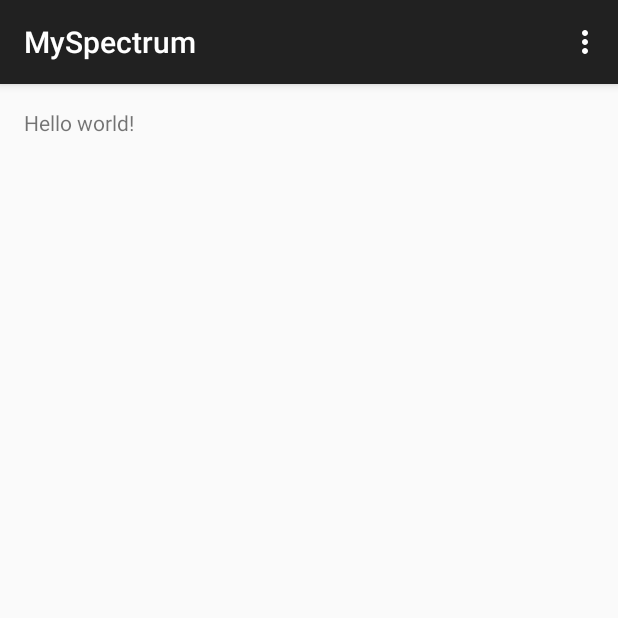
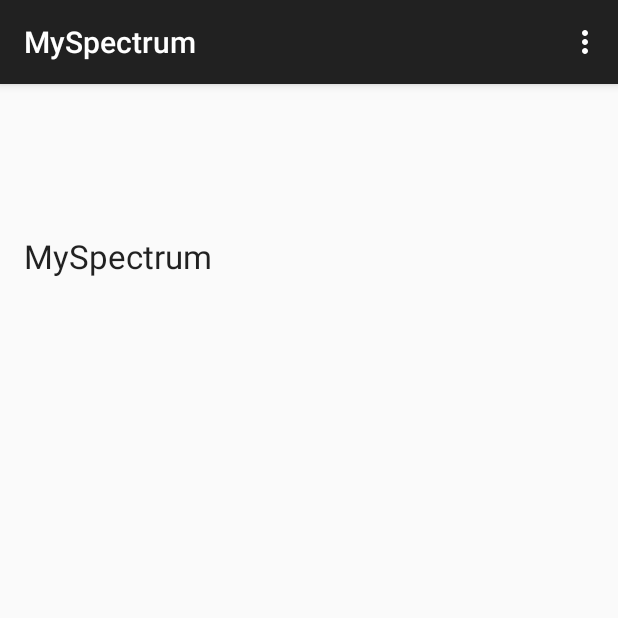
Before and after one commit to wHavelin/HackHarvard, an Android app: the screen it shows after launch (MainActivity), on a phone screen of 412 x 824 dp, the top half of it. Run offline under Robolectric (Android 15) with nearby library versions, the phone set to English and light mode, and no system bars; our stand-ins replace Shimmer; 1 statement that could not run was skipped.

Commit message:
First commit

```diff
--- a/app/build.gradle
+++ b/app/build.gradle
@@ -22,4 +22,5 @@ android {
 dependencies {
     compile fileTree(dir: 'libs', include: ['*.jar'])
     compile 'com.android.support:appcompat-v7:23.0.0'
+    compile 'com.facebook.shimmer:shimmer:0.1.0@aar'
 }
--- a/app/src/main/java/com/example/researchbeast/myspectrum/MainActivity.java
+++ b/app/src/main/java/com/example/researchbeast/myspectrum/MainActivity.java
@@ -1,9 +1,13 @@
 package com.example.researchbeast.myspectrum;
 
+import android.graphics.Typeface;
 import android.support.v7.app.AppCompatActivity;
 import android.os.Bundle;
 import android.view.Menu;
 import android.view.MenuItem;
+import android.widget.TextView;
+
+import com.facebook.shimmer.ShimmerFrameLayout;
 
 public class MainActivity extends AppCompatActivity {
 
@@ -11,6 +15,15 @@ public class MainActivity extends AppCompatActivity {
     protected void onCreate(Bundle savedInstanceState) {
         super.onCreate(savedInstanceState);
         setContentView(R.layout.activity_main);
+
+        // set font
+        TextView tx = (TextView) findViewById(R.id.textView);
+        Typeface custom_font = Typeface.createFromAsset(getAssets(), "fonts/disciplina.tff");
+        tx.setTypeface(custom_font);
+
+        // run shimmer animation
+        ShimmerFrameLayout container = (ShimmerFrameLayout) findViewById(R.id.shimmer_view_container);
+        container.startShimmerAnimation();
     }
 
     @Override
--- a/app/src/main/res/layout/activity_main.xml
+++ b/app/src/main/res/layout/activity_main.xml
@@ -1,11 +1,26 @@
 <RelativeLayout xmlns:android="http://schemas.android.com/apk/res/android"
-    xmlns:tools="http://schemas.android.com/tools" android:layout_width="match_parent"
-    android:layout_height="match_parent" android:paddingLeft="@dimen/activity_horizontal_margin"
+    xmlns:tools="http://schemas.android.com/tools"
+    android:layout_width="match_parent"
+    android:layout_height="match_parent"
+    android:paddingBottom="@dimen/activity_vertical_margin"
+    android:paddingLeft="@dimen/activity_horizontal_margin"
     android:paddingRight="@dimen/activity_horizontal_margin"
     android:paddingTop="@dimen/activity_vertical_margin"
-    android:paddingBottom="@dimen/activity_vertical_margin" tools:context=".MainActivity">
+    tools:context=".MainActivity">
 
-    <TextView android:text="@string/hello_world" android:layout_width="wrap_content"
-        android:layout_height="wrap_content" />
+    <com.facebook.shimmer.ShimmerFrameLayout
+        android:id="@+id/shimmer_view_container"
+        android:layout_width="wrap_content"
+        android:layout_height="wrap_content">
 
+        <TextView
+            android:id="@+id/textView"
+            android:layout_width="wrap_content"
+            android:layout_height="wrap_content"
+            android:layout_alignParentTop="true"
+            android:layout_centerHorizontal="true"
+            android:layout_marginTop="84dp"
+            android:text="MySpectrum"
+            android:textAppearance="?android:attr/textAppearanceLarge" />
+    </com.facebook.shimmer.ShimmerFrameLayout>
 </RelativeLayout>
```
Also changed, not shown: app/src/main/assets/fonts/disciplina.ttf (added), 1 other file.
